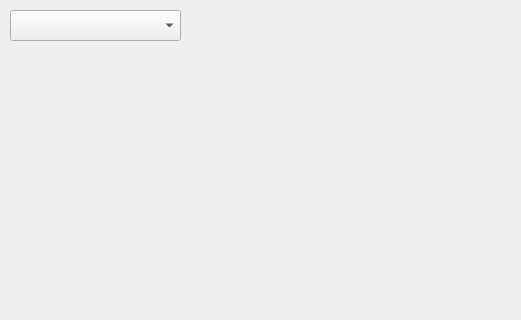
First picture: the form in RandomTeamPicker/mainwindow.ui, repository hunio92/RandomTeamPickerOSM, before the edit; both pictures show x 0 to 521 and y 0 to 320 of the 930 by 950 pixel window.
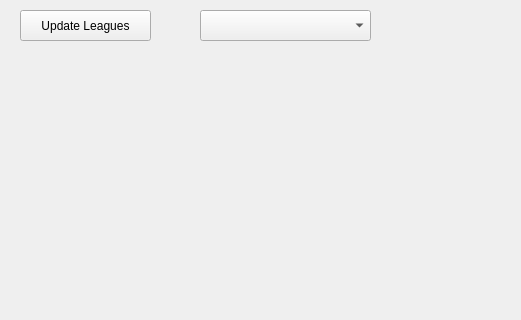
Second picture: the form after the edit.

Patch:
```diff
--- a/RandomTeamPicker/mainwindow.ui
+++ b/RandomTeamPicker/mainwindow.ui
@@ -17,7 +17,7 @@
    <widget class="QComboBox" name="comboBoxLeagues">
     <property name="geometry">
      <rect>
-      <x>10</x>
+      <x>200</x>
       <y>10</y>
       <width>171</width>
       <height>31</height>
@@ -40,6 +40,19 @@
      <string>Generate</string>
     </property>
    </widget>
+   <widget class="QPushButton" name="updateButton">
+    <property name="geometry">
+     <rect>
+      <x>20</x>
+      <y>10</y>
+      <width>131</width>
+      <height>31</height>
+     </rect>
+    </property>
+    <property name="text">
+     <string>Update Leagues</string>
+    </property>
+   </widget>
   </widget>
   <widget class="QMenuBar" name="menuBar">
    <property name="geometry">
```
